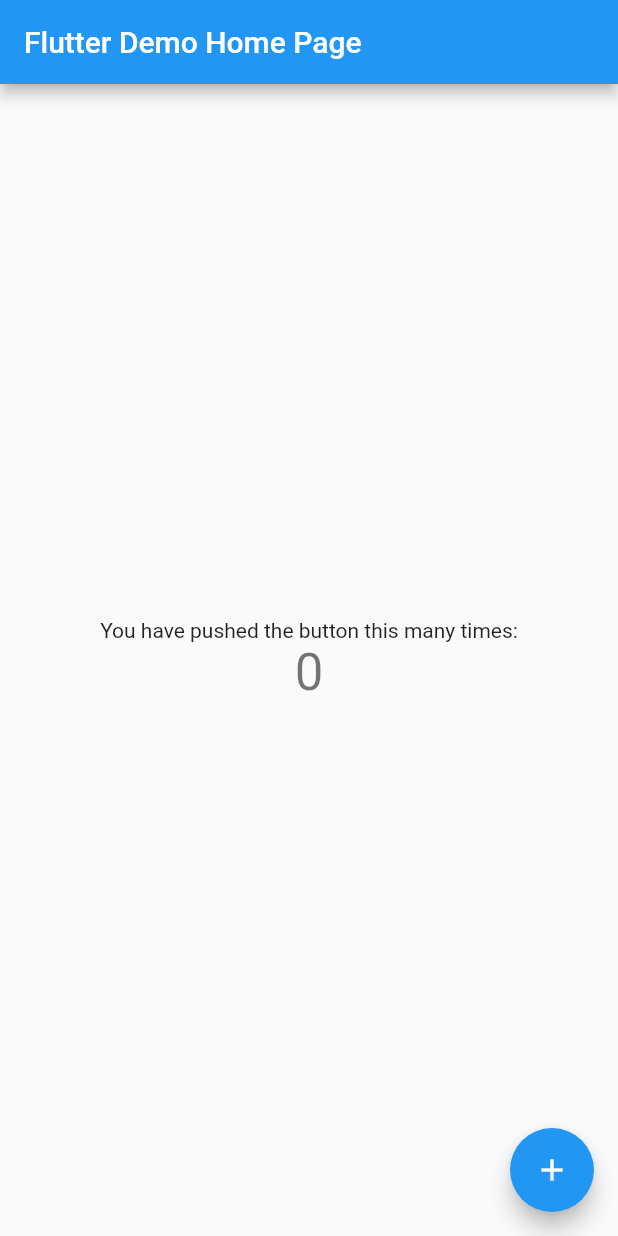
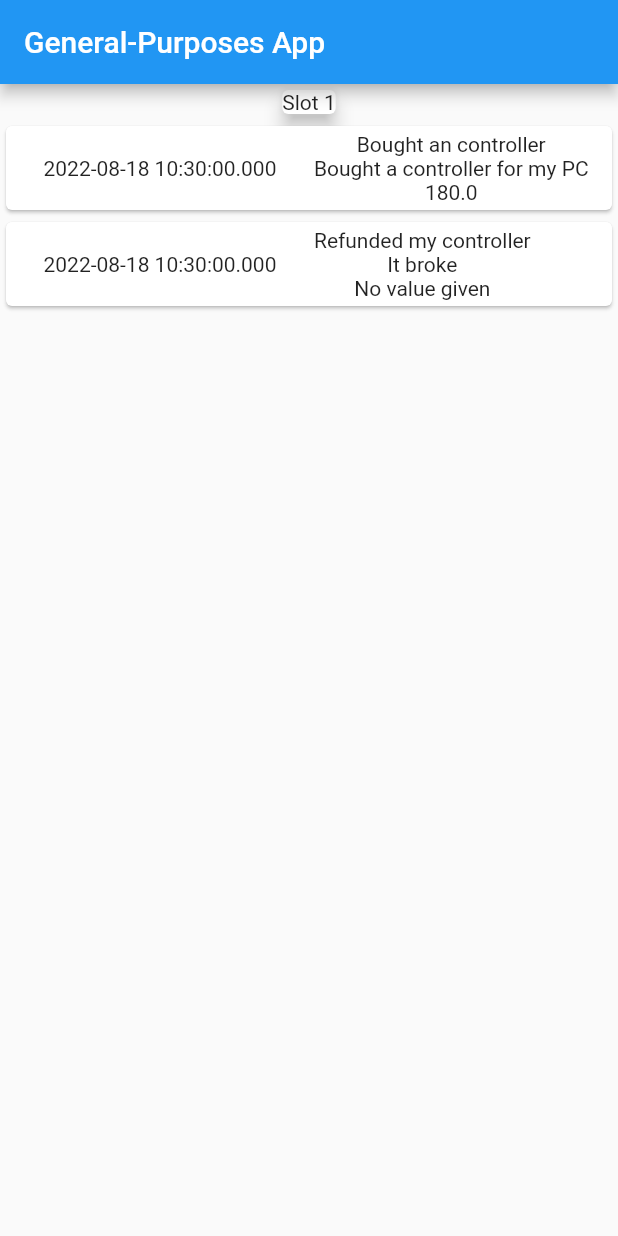
Before and after one commit to Adrianzctpa/Occurence-Manager, a Flutter app: the screen it shows after launch, on a phone screen of 412 x 824 dp. Run offline on Flutter 3.47's test engine with Material 2 defaults, Android fonts, the phone set to English and light mode, and no system bars.

Commit message:
base model and card created

```diff
--- a/lib/main.dart
+++ b/lib/main.dart
@@ -1,115 +1,52 @@
 import 'package:flutter/material.dart';
+import 'models/occurence.dart';
+import 'widgets/occurence_card.dart';
 
-void main() {
-  runApp(const MyApp());
+void main() => runApp(const GeneralApp());
+
+class GeneralApp extends StatelessWidget {
+  const GeneralApp({super.key});
+
+  @override
+  Widget build(BuildContext context) {
+    return MaterialApp(home: HomePage());
+  }
 }
 
-class MyApp extends StatelessWidget {
-  const MyApp({Key? key}) : super(key: key);
+class HomePage extends StatelessWidget {
+  HomePage({super.key});
 
-  // This widget is the root of your application.
+  final _occurences = [
+    Occurence(
+      id: 1,
+      title: 'Bought an controller',
+      value: 180.00,
+      text: 'Bought a controller for my PC',
+      date: DateTime.now()
+    ),
+    Occurence(
+      id: 2,
+      title: 'Refunded my controller',
+      text: 'It broke',
+      date: DateTime.now()
+    )
+  ];
+
   @override
   Widget build(BuildContext context) {
-    return MaterialApp(
-      title: 'Flutter Demo',
-      theme: ThemeData(
-        // This is the theme of your application.
-        //
-        // Try running your application with "flutter run". You'll see the
-        // application has a blue toolbar. Then, without quitting the app, try
-        // changing the primarySwatch below to Colors.green and then invoke
-        // "hot reload" (press "r" in the console where you ran "flutter run",
-        // or simply save your changes to "hot reload" in a Flutter IDE).
-        // Notice that the counter didn't reset back to zero; the application
-        // is not restarted.
-        primarySwatch: Colors.blue,
+    return Scaffold(
+      appBar: AppBar(
+        title: const Text('General-Purposes App')
       ),
-      home: const MyHomePage(title: 'Flutter Demo Home Page'),
+      body: Column(
+        children: <Widget>[
+          const Card(
+            elevation: 5,
+            child: Text('Slot 1'),
+          ),
+            OccurenceCard(occurences: _occurences)
+          ]
+      )
     );
   }
 }
-
-class MyHomePage extends StatefulWidget {
-  const MyHomePage({Key? key, required this.title}) : super(key: key);
-
-  // This widget is the home page of your application. It is stateful, meaning
-  // that it has a State object (defined below) that contains fields that affect
-  // how it looks.
-
-  // This class is the configuration for the state. It holds the values (in this
-  // case the title) provided by the parent (in this case the App widget) and
-  // used by the build method of the State. Fields in a Widget subclass are
-  // always marked "final".
-
-  final String title;
-
-  @override
-  State<MyHomePage> createState() => _MyHomePageState();
-}
-
-class _MyHomePageState extends State<MyHomePage> {
-  int _counter = 0;
-
-  void _incrementCounter() {
-    setState(() {
-      // This call to setState tells the Flutter framework that something has
-      // changed in this State, which causes it to rerun the build method below
-      // so that the display can reflect the updated values. If we changed
-      // _counter without calling setState(), then the build method would not be
-      // called again, and so nothing would appear to happen.
-      _counter++;
-    });
-  }
-
-  @override
-  Widget build(BuildContext context) {
-    // This method is rerun every time setState is called, for instance as done
-    // by the _incrementCounter method above.
-    //
-    // The Flutter framework has been optimized to make rerunning build methods
-    // fast, so that you can just rebuild anything that needs updating rather
-    // than having to individually change instances of widgets.
-    return Scaffold(
-      appBar: AppBar(
-        // Here we take the value from the MyHomePage object that was created by
-        // the App.build method, and use it to set our appbar title.
-        title: Text(widget.title),
-      ),
-      body: Center(
-        // Center is a layout widget. It takes a single child and positions it
-        // in the middle of the parent.
-        child: Column(
-          // Column is also a layout widget. It takes a list of children and
-          // arranges them vertically. By default, it sizes itself to fit its
-          // children horizontally, and tries to be as tall as its parent.
-          //
-          // Invoke "debug painting" (press "p" in the console, choose the
-          // "Toggle Debug Paint" action from the Flutter Inspector in Android
-          // Studio, or the "Toggle Debug Paint" command in Visual Studio Code)
-          // to see the wireframe for each widget.
-          //
-          // Column has various properties to control how it sizes itself and
-          // how it positions its children. Here we use mainAxisAlignment to
-          // center the children vertically; the main axis here is the vertical
-          // axis because Columns are vertical (the cross axis would be
-          // horizontal).
-          mainAxisAlignment: MainAxisAlignment.center,
-          children: <Widget>[
-            const Text(
-              'You have pushed the button this many times:',
-            ),
-            Text(
-              '$_counter',
-              style: Theme.of(context).textTheme.headline4,
-            ),
-          ],
-        ),
-      ),
-      floatingActionButton: FloatingActionButton(
-        onPressed: _incrementCounter,
-        tooltip: 'Increment',
-        child: const Icon(Icons.add),
-      ), // This trailing comma makes auto-formatting nicer for build methods.
-    );
-  }
-}
--- /dev/null
+++ b/lib/models/occurence.dart
@@ -0,0 +1,15 @@
+class Occurence {
+  const Occurence({
+    required this.id,
+    required this.title,
+    this.value,
+    required this.text,
+    required this.date
+  });
+
+  final int id;
+  final String title;
+  final double? value;
+  final String text;
+  final DateTime date;
+}
--- /dev/null
+++ b/lib/widgets/occurence_card.dart
@@ -0,0 +1,49 @@
+import 'package:flutter/material.dart';
+import '../models/occurence.dart';
+
+class OccurenceCard extends StatelessWidget {
+  const OccurenceCard({required this.occurences, super.key});
+
+  final List<Occurence> occurences;
+
+  bool checkValue(Occurence oc) {
+    if (oc.value == null) return false;
+
+    return true;
+  }
+
+  @override
+  Widget build(BuildContext context) {
+    List<Widget> cards = occurences.map((oc) {
+      return Center(child: Card(
+          child: SizedBox(
+            child: Row(
+              children: <Widget>[
+                Container(
+                  margin: const EdgeInsets.symmetric(horizontal: 15, vertical: 10),
+                  padding: const EdgeInsets.all(10),
+                  child: Text(oc.date.toString())
+                ),
+                Column(
+                  children: <Widget>[
+                    Text(oc.title),
+                    Text(oc.text),
+                    checkValue(oc)
+                    ? Text(oc.value.toString())
+                    : const Text('No value given')
+                  ]
+                ),
+              ]
+            ),
+          ),
+        )
+      );
+    }).toList();
+
+    return Column(
+      children: <Widget>[
+        ...cards
+      ]
+    );
+  }
+}
```
Also changed, not shown: 1 other file.
